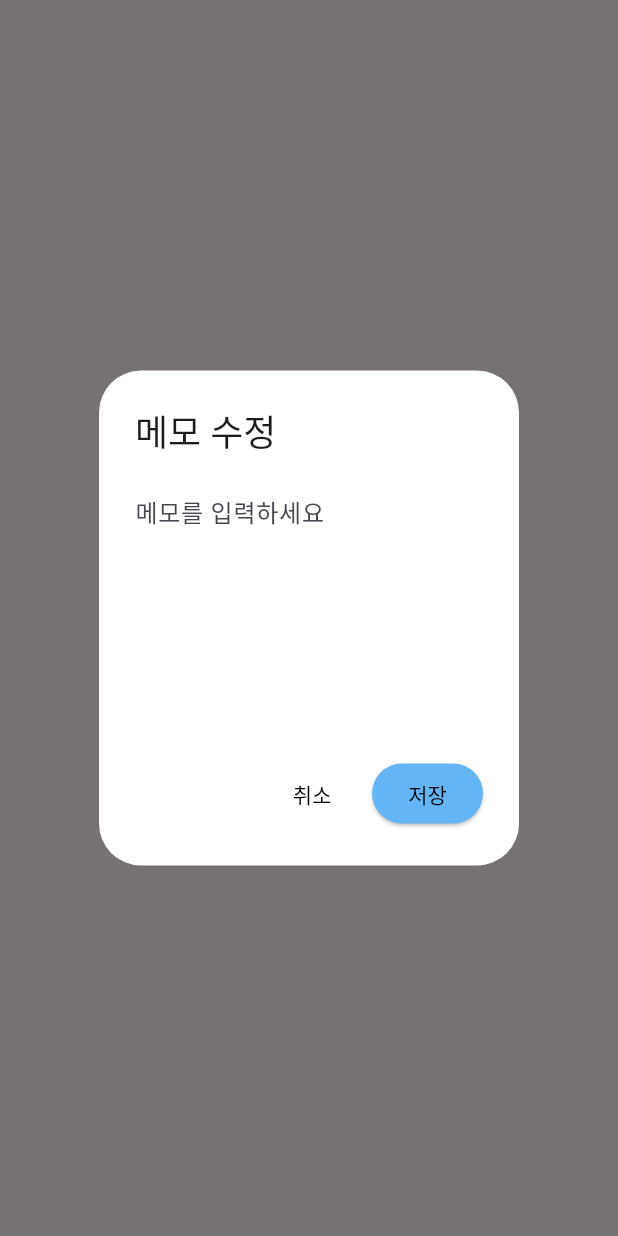
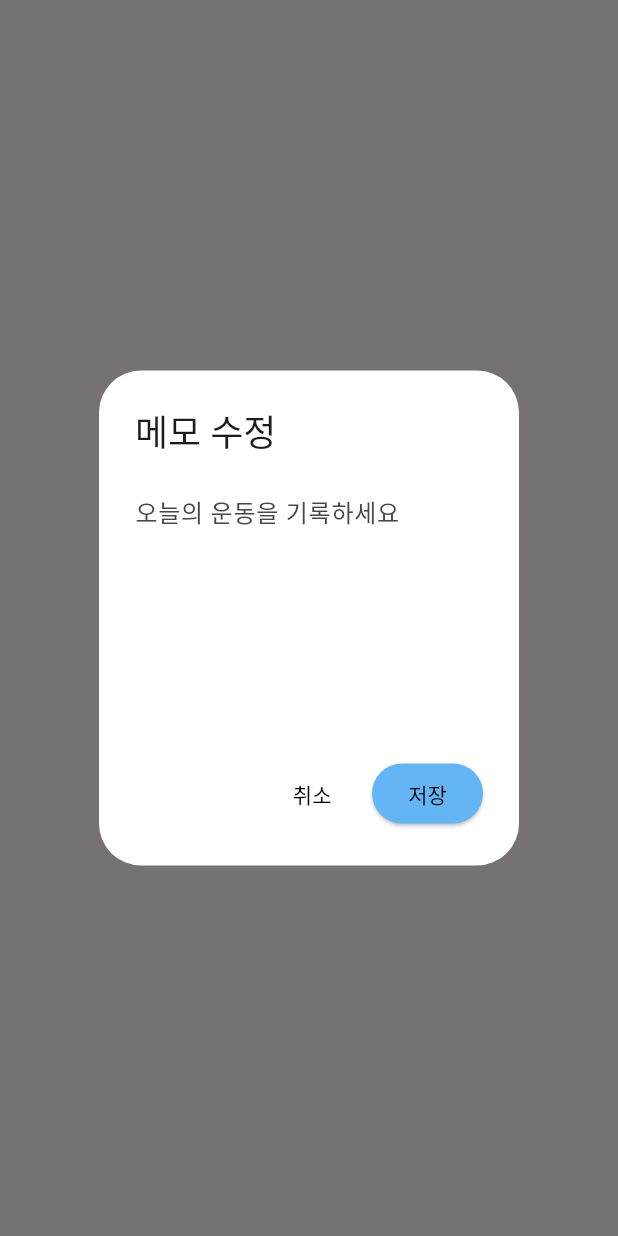
Before and after one commit to Hgwang12/front_health_routine, a Flutter app: what showEditor() shows on an empty page, opened directly with empty values, on a phone screen of 412 x 824 dp. Run offline on Flutter 3.47's test engine with Material 3 defaults, Android fonts, the phone set to English and light mode, and no system bars; our stand-ins replace table_calendar.

Commit message:
fix: 메모 입력창 문구 수정

```diff
--- a/lib/widgets/note_dialog.dart
+++ b/lib/widgets/note_dialog.dart
@@ -19,7 +19,7 @@ class NoteDialog {
           maxLines: 6,
           textAlignVertical: TextAlignVertical.top,
           decoration: const InputDecoration(
-            hintText: '메모를 입력하세요',
+            hintText: '오늘의 운동을 기록하세요',
             border: InputBorder.none,
             alignLabelWithHint: true,
           ),
```
